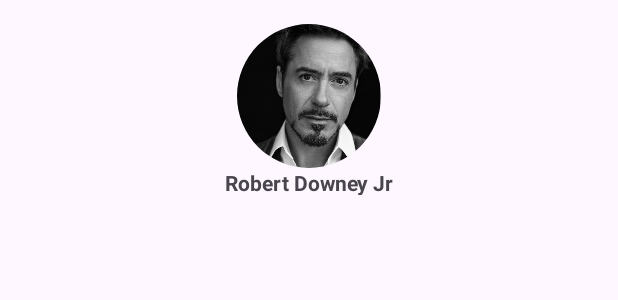
After one commit to The-Appuccino/Entertainment-spot, an Android app: the layout item_entertainment_cast.xml on its own in the app's theme, with its tools: preview values and no code run, on a phone screen of 412 x 824 dp. The commit adds this screen. Shown: the top 300 px of the screen. Run offline under Robolectric (Android 15) with nearby library versions, the phone set to English and light mode, and no system bars.

Commit message:
working on cast recylerview adapter

```diff
--- /dev/null
+++ b/app/src/main/java/com/appuccino/entertainment_spot/EntertainmentCastAdapter.kt
@@ -0,0 +1,4 @@
+package com.appuccino.entertainment_spot
+
+class EntertainmentCastAdapter {
+}
--- /dev/null
+++ b/app/src/main/res/layout/item_entertainment_cast.xml
@@ -0,0 +1,35 @@
+<?xml version="1.0" encoding="utf-8"?>
+<androidx.constraintlayout.widget.ConstraintLayout xmlns:android="http://schemas.android.com/apk/res/android"
+    xmlns:app="http://schemas.android.com/apk/res-auto"
+    xmlns:tools="http://schemas.android.com/tools"
+    android:layout_width="match_parent"
+    android:layout_height="match_parent">
+
+    <androidx.recyclerview.widget.RecyclerView
+        android:id="@+id/castRecyclerView"
+        android:layout_width="match_parent"
+        android:layout_height="match_parent" />
+
+    <com.google.android.material.imageview.ShapeableImageView
+        android:id="@+id/castImageView"
+        android:layout_width="96dp"
+        android:layout_height="96dp"
+        android:layout_marginTop="16dp"
+        android:scaleType="centerCrop"
+        android:src="@drawable/robertdowneyjr"
+        app:layout_constraintEnd_toEndOf="parent"
+        app:layout_constraintStart_toStartOf="parent"
+        app:layout_constraintTop_toTopOf="parent"
+        app:shapeAppearanceOverlay="@style/CircleImageView" />
+
+    <TextView
+        android:id="@+id/castName"
+        android:layout_width="146dp"
+        android:layout_height="18dp"
+        android:text="Robert Downey Jr"
+        android:textAlignment="center"
+        android:textStyle="bold"
+        app:layout_constraintEnd_toEndOf="parent"
+        app:layout_constraintStart_toStartOf="parent"
+        app:layout_constraintTop_toBottomOf="@+id/castImageView" />
+</androidx.constraintlayout.widget.ConstraintLayout>
--- a/app/src/main/res/values/styles.xml
+++ b/app/src/main/res/values/styles.xml
@@ -4,4 +4,10 @@
         <item name="cornerFamily">rounded</item>
         <item name="cornerSize">10%</item>
     </style>
+
+    <style name="CircleImageView" parent="">
+        <item name="cornerFamily">rounded</item>
+        <item name="cornerSize">50%</item>
+    </style>
+
 </resources>
```
Also changed, not shown: app/src/main/res/drawable/robertdowneyjr.png (added).
